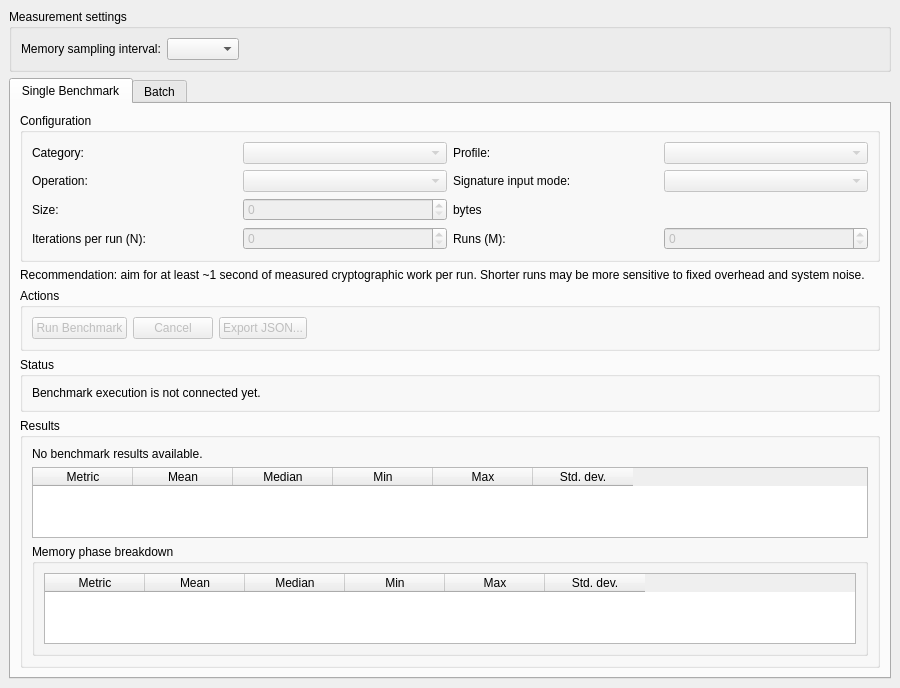
drbilbobaggins/CryptoBenchmark, file src/gui/MainWindow.ui: the form before one commit.
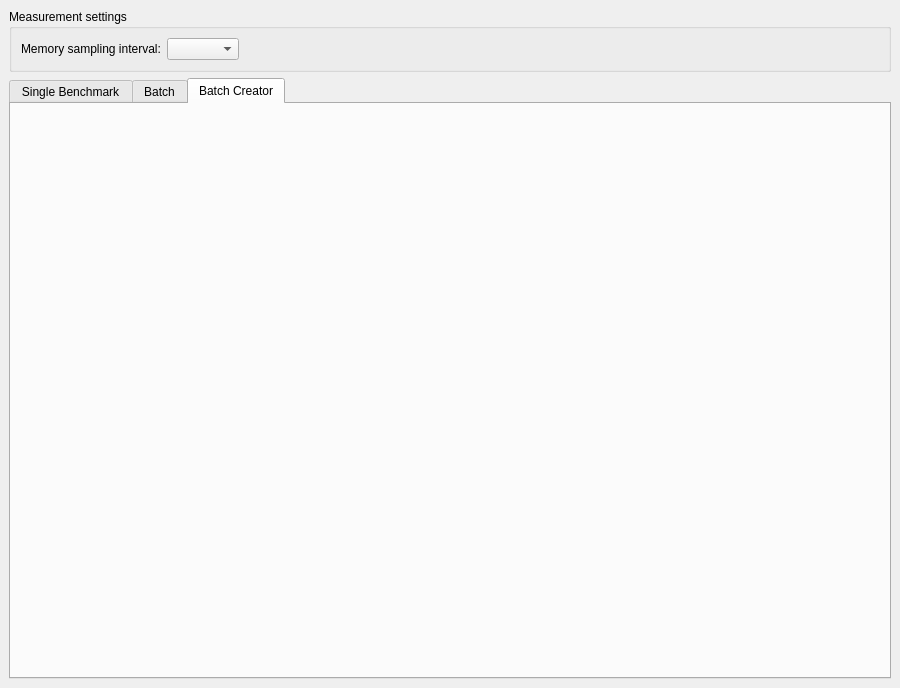
The form after the commit. The open tabs and pages were chosen to show the change.

Commit message: M20.2 Add editable Batch Creator GUI and shared selection helpers

What changed in the file:
```diff
--- a/src/gui/MainWindow.ui
+++ b/src/gui/MainWindow.ui
@@ -454,6 +454,12 @@
         <item><spacer name="batchSpacer"><property name="orientation"><enum>Qt::Vertical</enum></property><property name="sizeHint" stdset="0"><size><width>20</width><height>40</height></size></property></spacer></item>
        </layout>
       </widget>
+      <widget class="QWidget" name="creatorTab">
+       <attribute name="title">
+        <string>Batch Creator</string>
+       </attribute>
+       <layout class="QVBoxLayout" name="creatorTabLayout"/>
+      </widget>
      </widget>
     </item>
    </layout>
```
The commit also changes 13 other files.
